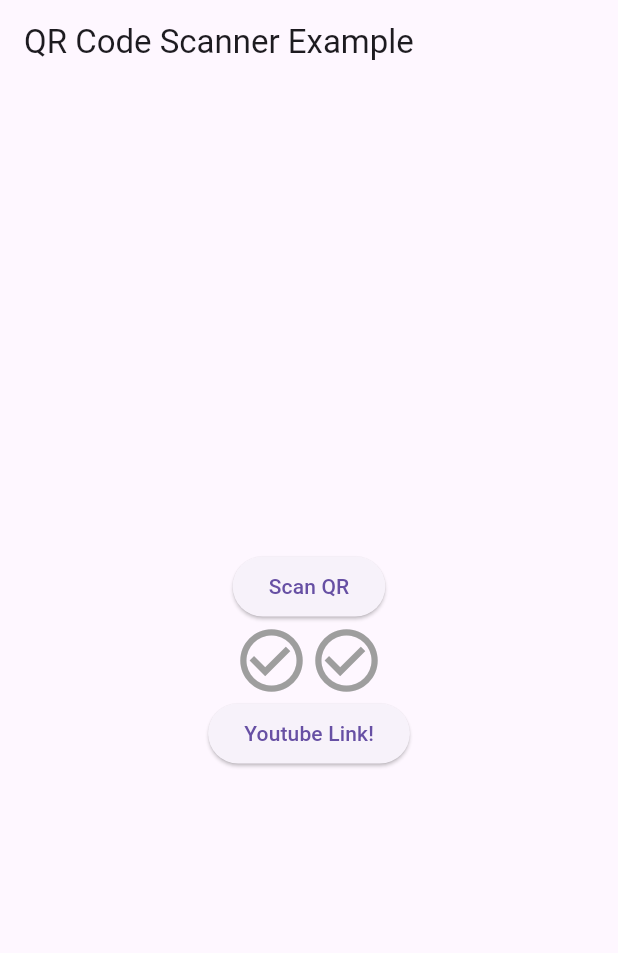
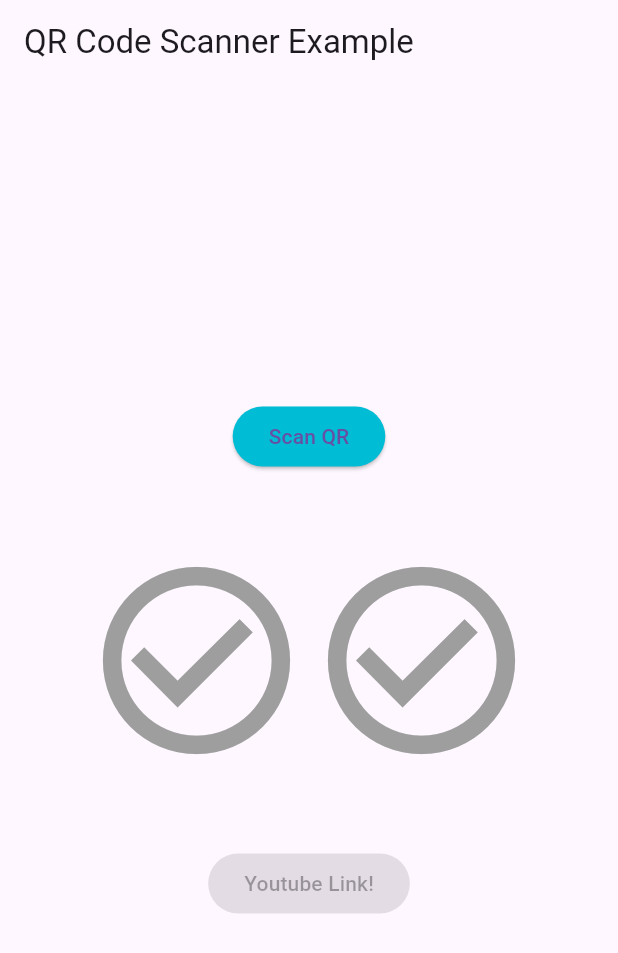
Before and after one commit to NeoX-ASIA-Inc/QR-Codes-Scanner-demo, a Flutter app: the screen it shows after launch, on a phone screen of 412 x 824 dp. Shown: the top 953 px of the screen. Run offline on Flutter 3.47's test engine with Material 3 defaults, Android fonts, the phone set to English and light mode, and no system bars; missing offline and left inert: qr_code_scanner.

Commit message:
fix function, button, file, icon complete!

```diff
--- a/assets/images/files/app_state.json
+++ /dev/null
@@ -1,5 +0,0 @@
-{
-    "isIcon1Red": false,
-    "isIcon2Blue": false,
-    "isButtonEnabled": false
-  }
--- a/lib/main.dart
+++ b/lib/main.dart
@@ -1,5 +1,4 @@
 // ignore_for_file: prefer_const_constructors
-
 import 'dart:convert';
 import 'package:flutter/material.dart';
 import 'package:qr_codes_scanner_sample/models/icon_state_info.dart';
@@ -8,7 +7,7 @@ import 'package:flutter/services.dart' show rootBundle;
 import 'package:url_launcher/url_launcher.dart';
 
 void main() {
-  runApp(MyApp());
+  runApp(const MyApp());
 }
 
 class MyApp extends StatelessWidget {
@@ -35,9 +34,9 @@ class HomePage extends StatefulWidget {
 }
 
 class _IconState extends State<HomePage> {
-  late AppState appState;
-  bool isIcon1Red = false;
-  bool isIcon2Blue = false;
+  late Icon_State_Info icon1State;
+  late Icon_State_Info icon2State;
+  late bool isButtonEnable;
 
   //Hàm khởi tạo trạng thái của ứng dụng và được gọi duy nhất 1 lần
   //Sau này muốn thay đổi, cập nhập trạng thái của ứng dụng thì dùng hàm setState()
@@ -55,24 +54,22 @@ class _IconState extends State<HomePage> {
     try {
       // Đọc dữ liệu từ tệp JSON
       String jsonString =
-          await rootBundle.loadString('assets/images/files/app_state.json');
+          await rootBundle.loadString('assets/json/app_state.json');
 
       Map<String, dynamic> jsonData = jsonDecode(jsonString);
 
       // Tạo một đối tượng AppState từ dữ liệu JSON
       setState(() {
-        appState = AppState.fromJson(jsonData);
-        isIcon1Red = appState.isIcon1Red;
-        isIcon2Blue = appState.isIcon2Blue;
+        icon1State = Icon_State_Info.fromJson(jsonData[1]);
+        icon2State = Icon_State_Info.fromJson(jsonData[2]);
+        isButtonEnable = false;
       });
     } catch (e) {
       // Nếu có lỗi, sử dụng giá trị mặc định
       setState(() {
-        appState = AppState(
-          isIcon1Red: false,
-          isIcon2Blue: false,
-          isButtonEnabled: false,
-        );
+        icon1State = Icon_State_Info(id: 1, name: '', scanned_status: false);
+        icon2State = Icon_State_Info(id: 2, name: '', scanned_status: false);
+        isButtonEnable = false;
       });
       print('Error reading JSON file: $e');
     }
@@ -89,55 +86,69 @@ class _IconState extends State<HomePage> {
           //Thực hiện chuyển màn hình qua màn hình scan code
           //Nhận giá trị trả về returedValue khi mà màn hình QRScan pop()
           ElevatedButton(
+              style: ElevatedButton.styleFrom(primary: Colors.cyan),
               onPressed: () {
                 Navigator.push(
                     context,
                     MaterialPageRoute(
                       builder: (context) => QRScan(),
                     )).then((returedValue) {
+                  //Ham khoi tao lai trang thai ung dung
                   setState(() {
                     if (returedValue.toString() == 'red') {
-                      isIcon1Red = true;
+                      icon1State.scanned_status = true;
                     }
                     if (returedValue.toString() == 'blue') {
-                      isIcon2Blue = true;
+                      icon2State.scanned_status = true;
+                    }
+
+                    if (icon1State.scanned_status &&
+                        icon2State.scanned_status) {
+                      isButtonEnable = true;
                     }
                   });
                 });
                 print("Scan button Pressed!");
               },
               child: Text('Scan QR')),
+          SizedBox(
+            height: 50.0,
+          ),
+
           Row(
             mainAxisAlignment: MainAxisAlignment.center,
             children: [
-              isIcon1Red == true
-                  ? Icon(Icons.check_circle, color: Colors.red, size: 50.0)
+              icon1State.scanned_status == true
+                  ? Icon(Icons.check_circle, color: Colors.red, size: 150.0)
                   : Icon(Icons.check_circle_outline,
-                      color: Colors.grey, size: 50.0),
+                      color: Colors.grey, size: 150.0),
               SizedBox(
-                height: 20.0,
+                height: 100.0,
               ),
-              isIcon2Blue == true
-                  ? Icon(Icons.check_circle, color: Colors.blue, size: 50.0)
+              icon2State.scanned_status == true
+                  ? Icon(Icons.check_circle, color: Colors.blue, size: 150.0)
                   : Icon(Icons.check_circle_outline,
-                      color: Colors.grey, size: 50.0),
+                      color: Colors.grey, size: 150.0),
             ],
           ),
+
+          SizedBox(
+            height: 50.0,
+          ),
           ElevatedButton(
-              onPressed: () {
-                if (isIcon1Red && isIcon2Blue) {
-                  _launchYouTubeLink();
-                } else {
-                  print('Khi 2 icon chuyen mau thi moi vao duoc link');
-                }
-              },
+              style: ElevatedButton.styleFrom(primary: Colors.green),
+              onPressed: isButtonEnable
+                  ? () {
+                      _launchYouTubeLink();
+                    }
+                  : null,
               child: Text("Youtube Link!"))
         ])));
   }
 
   _launchYouTubeLink() async {
     const url =
-        'https://www.youtube.com'; // Đổi URL này thành đường link YouTube
+        'https://youtu.be/pvGNVqu2Lwg?si=NaNgC0-oHK8ORAOk'; // Đổi URL này thành đường link YouTube
     if (await canLaunch(url)) {
       await launch(url);
     } else {
--- a/lib/models/icon_state_info.dart
+++ b/lib/models/icon_state_info.dart
@@ -1,27 +1,29 @@
-class AppState {
-  bool isIcon1Red;
-  bool isIcon2Blue;
-  bool isButtonEnabled;
+//Class AppState dung để lưu trạng thái của ứng dụng
+//Ở đây trạng thái là trại thái của icon 1, 2 và button.
+class Icon_State_Info {
+  int id;
+  String name;
+  bool scanned_status;
 
-  AppState({
-    required this.isIcon1Red,
-    required this.isIcon2Blue,
-    required this.isButtonEnabled,
+  Icon_State_Info({
+    required this.id,
+    required this.name,
+    required this.scanned_status,
   });
 
-  factory AppState.fromJson(Map<String, dynamic> json) {
-    return AppState(
-      isIcon1Red: json['isIcon1Red'] ?? false,
-      isIcon2Blue: json['isIcon2Blue'] ?? false,
-      isButtonEnabled: json['isButtonEnabled'] ?? false,
+  factory Icon_State_Info.fromJson(Map<String, dynamic> json) {
+    return Icon_State_Info(
+      id: json['id'] ?? false,
+      name: json['name'] ?? false,
+      scanned_status: json['scanned_status'] ?? false,
     );
   }
 
   Map<String, dynamic> toJson() {
     return {
-      'isIcon1Red': isIcon1Red,
-      'isIcon2Blue': isIcon2Blue,
-      'isButtonEnabled': isButtonEnabled,
+      'id': id,
+      'name': name,
+      'scanned_status': scanned_status,
     };
   }
 }
--- a/pubspec.yaml
+++ b/pubspec.yaml
@@ -64,7 +64,8 @@ flutter:
 
   # To add assets to your application, add an assets section, like this:
   assets:
-     - assets/images/files/
+     - assets/images/
+     - assets/json/
 
 
   # An image asset can refer to one or more resolution-specific "variants", see
```
Also changed, not shown: assets/json/app_state.json (added, +12 -0 lines), lib/qr_code_scanner.dart (+11 -10 lines).
